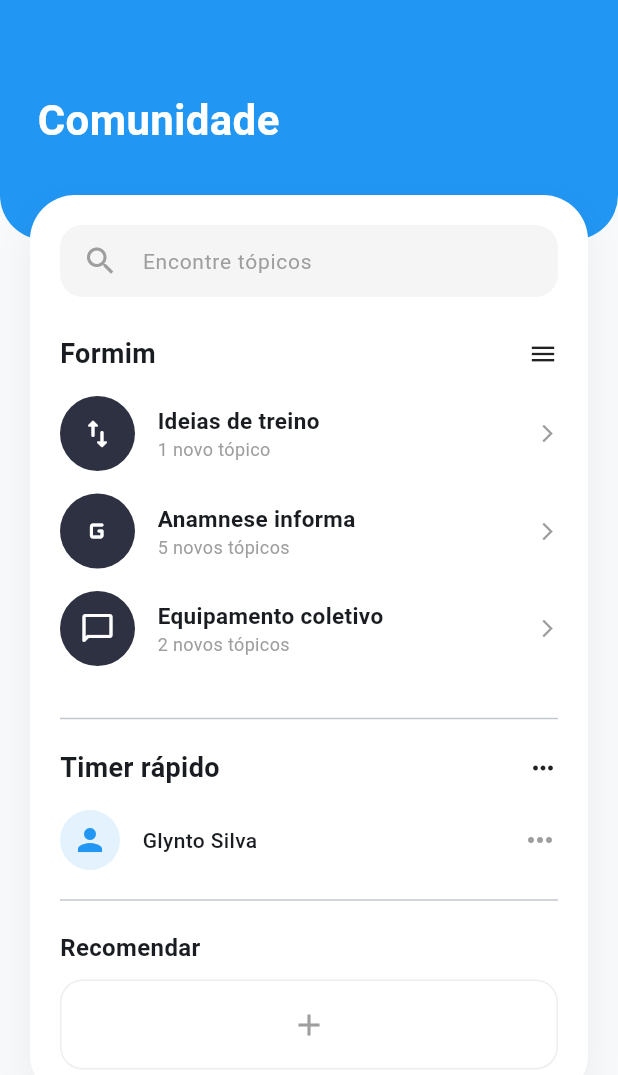
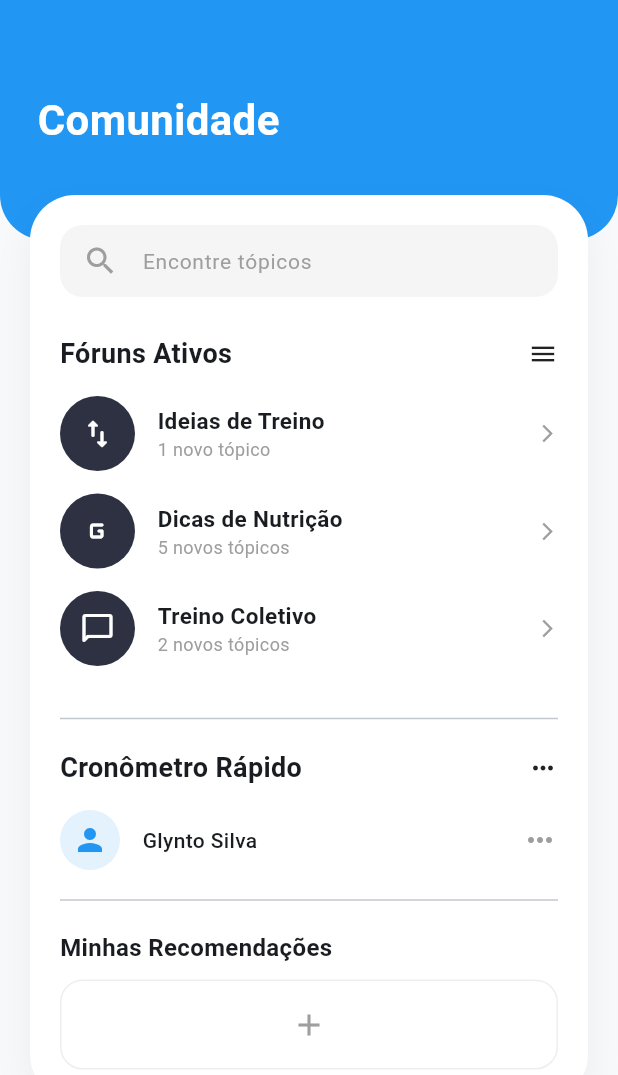
Before and after one commit to FabioZvirJ/scripts, a Flutter app: the CommunityView screen opened directly, on a phone screen of 412 x 824 dp. Shown: the top 1075 px of the screen. Run offline on Flutter 3.47's test engine with Material 3 defaults, Android fonts, the phone set to English and light mode, and no system bars; our stand-ins replace sqflite, sqflite_common_ffi; accounts and stored records are empty.

Commit message:
FEAT: inserindo comunidade e corrigir

```diff
--- a/gymoraly/lib/views/community_view.dart
+++ b/gymoraly/lib/views/community_view.dart
@@ -72,22 +72,22 @@ class CommunityView extends StatelessWidget {
                       const SizedBox(height: 25),
 
                       // Seção Formim (Tópicos)
-                      _buildSectionHeader('Formim', Icons.menu),
+                      _buildSectionHeader('Fóruns Ativos', Icons.menu),
                       const SizedBox(height: 15),
                       _buildTopicItem(
-                        'Ideias de treino',
+                        'Ideias de Treino',
                         '1 novo tópico',
                         Icons.swap_vert_rounded,
                         darkIconColor,
                       ),
                       _buildTopicItem(
-                        'Anamnese informa',
+                        'Dicas de Nutrição',
                         '5 novos tópicos',
                         Icons.g_mobiledata_rounded,
                         darkIconColor,
                       ),
                       _buildTopicItem(
-                        'Equipamento coletivo',
+                        'Treino Coletivo',
                         '2 novos tópicos',
                         Icons.chat_bubble_outline_rounded,
                         darkIconColor,
@@ -96,7 +96,7 @@ class CommunityView extends StatelessWidget {
                       const Divider(height: 40),
 
                       // Seção Timer Rápido
-                      _buildSectionHeader('Timer rápido', Icons.more_horiz),
+                      _buildSectionHeader('Cronômetro Rápido', Icons.more_horiz),
                       const SizedBox(height: 15),
                       _buildUserRow('Glynto Silva'),
 
@@ -104,7 +104,7 @@ class CommunityView extends StatelessWidget {
 
                       // Seção Recomendar
                       const Text(
-                        'Recomendar',
+                        'Minhas Recomendações',
                         style: TextStyle(fontSize: 16, fontWeight: FontWeight.bold),
                       ),
                       const SizedBox(height: 10),
```
